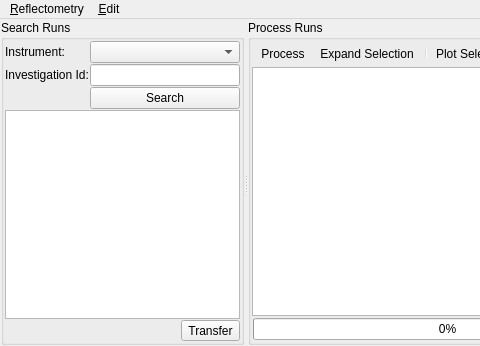
First picture: the form in MantidQt/CustomInterfaces/inc/MantidQtCustomInterfaces/ReflMainWidget.ui, repository mantidproject/mantid, before the edit; both pictures show x 0 to 480 and y 0 to 346 of the 959 by 346 pixel window.
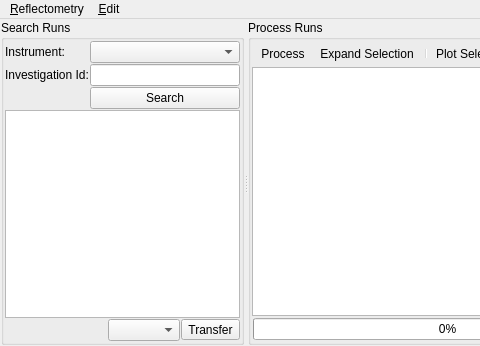
Second picture: the form after the edit. Icons and pictures are not drawn.

The edit to the form file:
```diff
--- a/MantidQt/CustomInterfaces/inc/MantidQtCustomInterfaces/ReflMainWidget.ui
+++ b/MantidQt/CustomInterfaces/inc/MantidQtCustomInterfaces/ReflMainWidget.ui
@@ -185,6 +185,9 @@
             </property>
            </spacer>
           </item>
+          <item>
+           <widget class="QComboBox" name="comboTransferMethod"/>
+          </item>
           <item>
            <widget class="QToolButton" name="buttonTransfer">
             <property name="text">
```
Left out of the diff: 46 changed lines with no effect on the pictures.
